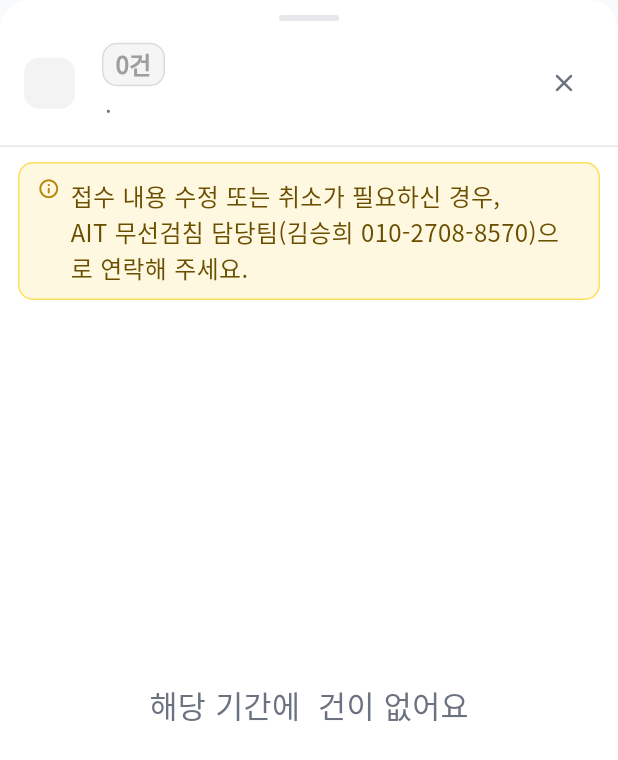
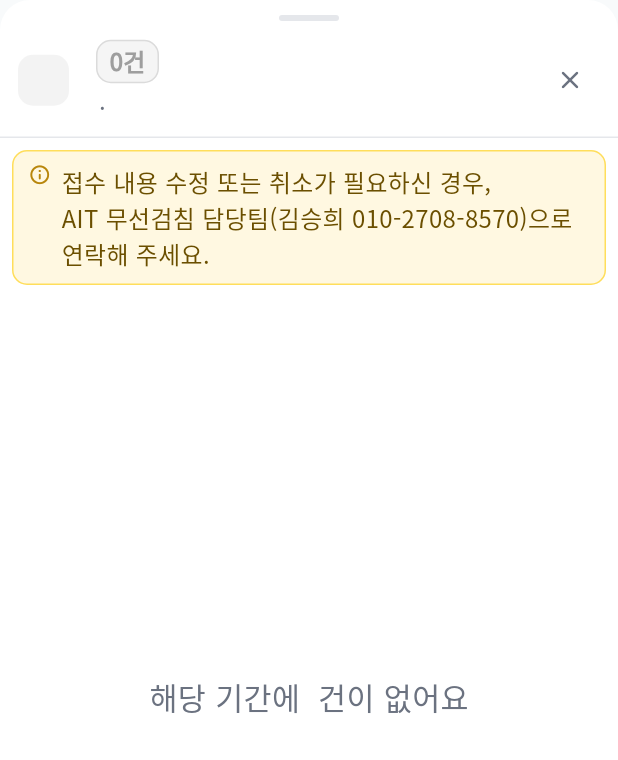
Before and after one commit to ait-maker/modem-install-form, a Flutter app: the _DrilldownSheet widget shown alone on an empty page, opened directly with empty values, on a phone screen of 412 x 824 dp. Shown: the top 760 px of the screen. Run offline on Flutter 3.47's test engine with Material 3 defaults, Android fonts, the phone set to English and light mode, and no system bars; our stand-ins replace cloud_firestore, firebase_core, google_fonts, shared_preferences, web; missing offline and left inert: dart:js_interop; accounts and stored records are empty.

Commit message:
fix: 통계 드릴다운 시트+카드 여백 축소, 본문 패딩 16→10 통일

```diff
--- a/lib/screens/statistics_screen.dart
+++ b/lib/screens/statistics_screen.dart
@@ -186,7 +186,7 @@ class _StatisticsScreenState extends State<StatisticsScreen>
         : avgDaysMap[_selectedBranch];
 
     return SingleChildScrollView(
-      padding: const EdgeInsets.all(16),
+      padding: const EdgeInsets.all(10),
       child: Column(
         crossAxisAlignment: CrossAxisAlignment.start,
         children: [
@@ -464,7 +464,7 @@ class _StatisticsScreenState extends State<StatisticsScreen>
     final maxTotal = stats.map((m) => m['total'] as int).reduce((a, b) => a > b ? a : b);
 
     return SingleChildScrollView(
-      padding: const EdgeInsets.all(16),
+      padding: const EdgeInsets.all(10),
       child: Column(
         crossAxisAlignment: CrossAxisAlignment.start,
         children: [
@@ -669,7 +669,7 @@ class _StatisticsScreenState extends State<StatisticsScreen>
     final maxVal = monthly.map((m) => m['total'] as int).reduce((a, b) => a > b ? a : b);
 
     return SingleChildScrollView(
-      padding: const EdgeInsets.all(16),
+      padding: const EdgeInsets.all(10),
       child: Column(
         crossAxisAlignment: CrossAxisAlignment.start,
         children: [
@@ -904,7 +904,7 @@ class _StatCard extends StatelessWidget {
   @override
   Widget build(BuildContext context) => Container(
     width: double.infinity,
-    padding: const EdgeInsets.all(14),
+    padding: const EdgeInsets.all(12),
     decoration: BoxDecoration(
       color: AppTheme.surface,
       borderRadius: BorderRadius.circular(12),
@@ -1133,7 +1133,7 @@ class _DrilldownSheet extends StatelessWidget {
 
           // ── 시트 헤더
           Padding(
-            padding: const EdgeInsets.fromLTRB(16, 8, 12, 12),
+            padding: const EdgeInsets.fromLTRB(12, 6, 8, 8),
             child: Row(
               children: [
                 // 상태 아이콘
@@ -1201,8 +1201,8 @@ class _DrilldownSheet extends StatelessWidget {
           //    - 설치완료 건은 수정/취소 대상이 아닐 수 있으나 일관성 있게 노출
           Container(
             width: double.infinity,
-            margin: const EdgeInsets.fromLTRB(12, 10, 12, 4),
-            padding: const EdgeInsets.symmetric(horizontal: 12, vertical: 9),
+            margin: const EdgeInsets.fromLTRB(8, 8, 8, 4),
+            padding: const EdgeInsets.symmetric(horizontal: 10, vertical: 8),
             decoration: BoxDecoration(
               color: const Color(0xFFFFF8E1),
               borderRadius: BorderRadius.circular(10),
@@ -1231,7 +1231,7 @@ class _DrilldownSheet extends StatelessWidget {
             child: items.isEmpty
                 ? _buildEmpty()
                 : ListView.separated(
-                    padding: const EdgeInsets.fromLTRB(12, 8, 12, 24),
+                    padding: const EdgeInsets.fromLTRB(8, 6, 8, 20),
                     itemCount: items.length,
                     separatorBuilder: (_, __) => const SizedBox(height: 8),
                     itemBuilder: (_, i) => _DrilldownCard(
@@ -1313,10 +1313,10 @@ class _DrilldownCard extends StatelessWidget {
     final sc = _statusColor(item.status);
 
     return Container(
-      padding: const EdgeInsets.all(13),
+      padding: const EdgeInsets.all(11),
       decoration: BoxDecoration(
         color: AppTheme.background,
-        borderRadius: BorderRadius.circular(12),
+        borderRadius: BorderRadius.circular(10),
         border: Border.all(color: AppTheme.border),
       ),
       child: Column(
```
